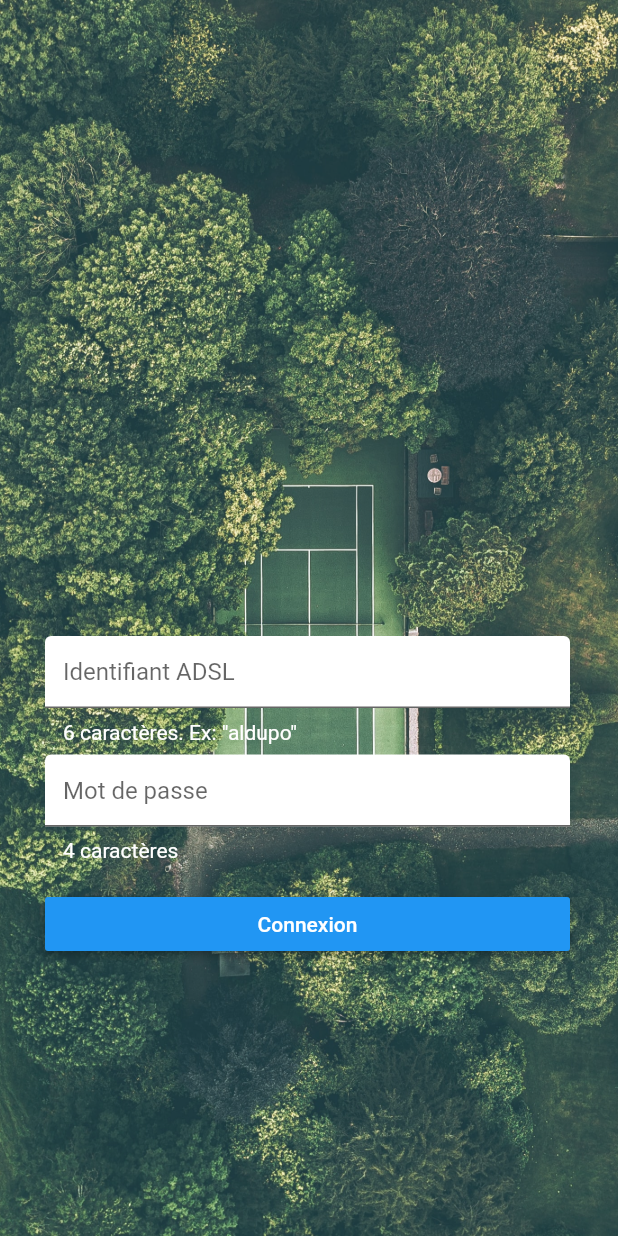
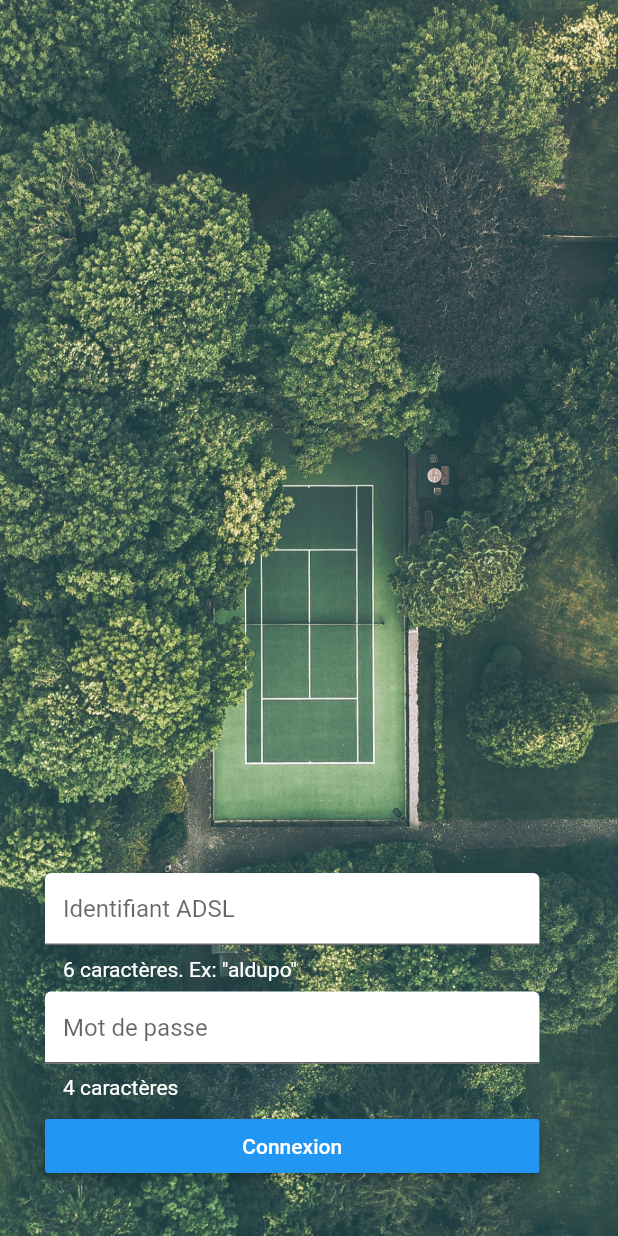
Before and after one commit to bring-happiness/sportemple-v2, a Flutter app: the screen it shows after launch, on a phone screen of 412 x 824 dp. Run offline on Flutter 3.47's test engine with Material 2 defaults, Android fonts, the light colour scheme and no system bars; our stand-ins replace flutter_dotenv, flutter_svg, modal_progress_hud, pull_to_refresh, shared_preferences, skeleton_text and 1 more; missing offline and left inert: age; accounts and stored records are empty; network calls fail.

Commit message:
feat(env): Add an env file to store context

```diff
--- a/lib/main.dart
+++ b/lib/main.dart
@@ -1,4 +1,5 @@
 import 'package:flutter/material.dart';
+import 'package:flutter_dotenv/flutter_dotenv.dart';
 import 'package:intl/date_symbol_data_local.dart';
 import 'package:intl/intl.dart';
 import 'package:sportemple/screens/booking_calendar_screen.dart';
@@ -11,8 +12,9 @@ import './screens/synchronize_finished_screen.dart';
 import './screens/synchronize_screen.dart';
 
 void main() {
-  initializeDateFormatting('fr_FR', null).then((value) {
+  initializeDateFormatting('fr_FR', null).then((value) async {
     Intl.defaultLocale = 'fr_FR';
+    await DotEnv().load('.env');
     runApp(MyApp());
   });
 }
--- a/lib/repository/booking_repository.dart
+++ b/lib/repository/booking_repository.dart
@@ -1,3 +1,4 @@
+import 'package:flutter_dotenv/flutter_dotenv.dart';
 import 'package:http/http.dart' as http;
 import 'dart:convert';
 
@@ -6,7 +7,7 @@ import '../models/booking.dart';
 class BookingRepository {
   static Future<List<Booking>> getCurrentBookings(username, password) async {
     final response = await http
-        .get('http://localhost:3001/booking/current-reservations', headers: {
+        .get('${DotEnv().env['SPORTEMPLE_API']}/booking/current-reservations', headers: {
       'club_id': '57920066',
       'username': username,
       'password': password,
@@ -25,7 +26,7 @@ class BookingRepository {
   }
 
   static Future<bool> cancel(String username, String password, String bookingId) async {
-    final response = await http.post('http://localhost:3001/booking/cancel',
+    final response = await http.post('${DotEnv().env['SPORTEMPLE_API']}/booking/cancel',
         body: {
           'booking_id': bookingId
         },
--- a/lib/repository/booking_slot_repository.dart
+++ b/lib/repository/booking_slot_repository.dart
@@ -1,3 +1,4 @@
+import 'package:flutter_dotenv/flutter_dotenv.dart';
 import 'package:http/http.dart' as http;
 import 'dart:convert';
 
@@ -6,7 +7,7 @@ import '../models/booking_slot.dart';
 class BookingSlotRepository {
   static Future<List<BookingSlot>> getAllCollapse() async {
     final response = await http.get(
-        'http://localhost:3001/booking-slot/all/collapse',
+        '${DotEnv().env['SPORTEMPLE_API']}/booking-slot/all/collapse',
         headers: {'club_id': '57920066'});
 
     if (response.statusCode == 200) {
@@ -25,7 +26,7 @@ class BookingSlotRepository {
   static Future<dynamic> book(String username, String password, String date,
       String time, int duration, String court, String partner) async {
     final response =
-        await http.post('http://localhost:3001/booking/book', body: {
+        await http.post('${DotEnv().env['SPORTEMPLE_API']}/booking/book', body: {
       'date': date,
       'time': time,
       'duration': duration.toString(),
--- a/lib/repository/court_repository.dart
+++ b/lib/repository/court_repository.dart
@@ -1,3 +1,4 @@
+import 'package:flutter_dotenv/flutter_dotenv.dart';
 import 'package:http/http.dart' as http;
 import 'dart:convert';
 
@@ -6,7 +7,7 @@ import '../models/court.dart';
 class CourtRepository {
   static Future<List<Court>> getAll() async {
     final response = await http
-        .get('http://localhost:3001/courts/all', headers: {
+        .get('${DotEnv().env['SPORTEMPLE_API']}/courts/all', headers: {
       'club_id': '57920066'
     });
 
--- a/lib/screens/booking_home_screen.dart
+++ b/lib/screens/booking_home_screen.dart
@@ -1,4 +1,5 @@
 import 'package:flutter/material.dart';
+import 'package:flutter_dotenv/flutter_dotenv.dart';
 import 'package:flutter_svg/svg.dart';
 import 'package:modal_progress_hud/modal_progress_hud.dart';
 import 'package:pull_to_refresh/pull_to_refresh.dart';
@@ -52,7 +53,7 @@ class _BookingHomeScreenState extends State<BookingHomeScreen> {
       });
     });
 
-    socket = IO.io('http://localhost:3001', <String, dynamic>{
+    socket = IO.io(DotEnv().env['SPORTEMPLE_API'], <String, dynamic>{
       'transports': ['websocket'],
     });
   }
@@ -149,7 +150,7 @@ class _BookingHomeScreenState extends State<BookingHomeScreen> {
               child: Text(
                 'Vous ne pouvez pas supprimer cette réservation car vous n\êtes pas le propriétaire',
                 style: TextStyle(
-                  fontSize: 17,
+                  fontSize: 15,
                 ),
               ),
             ),
--- a/lib/screens/login_screen.dart
+++ b/lib/screens/login_screen.dart
@@ -1,4 +1,5 @@
 import 'package:flutter/material.dart';
+import 'package:flutter_dotenv/flutter_dotenv.dart';
 import 'package:shared_preferences/shared_preferences.dart';
 import 'package:socket_io_client/socket_io_client.dart' as IO;
 import 'package:sportemple/arguments/synchronize_arguments.dart';
@@ -33,7 +34,7 @@ class _LoginScreenState extends State<LoginScreen> {
       Navigator.of(context).pushReplacementNamed(BookingHomeScreen.routeName);
     });
 
-    socket = IO.io('http://localhost:3001', <String, dynamic>{
+    socket = IO.io(DotEnv().env['SPORTEMPLE_API'], <String, dynamic>{
       'transports': ['websocket'],
     });
 
@@ -83,6 +84,8 @@ class _LoginScreenState extends State<LoginScreen> {
 
   @override
   Widget build(BuildContext context) {
+    double screenWidth = MediaQuery.of(context).size.width;
+
     return Scaffold(
       body: Stack(
         children: [
@@ -96,10 +99,10 @@ class _LoginScreenState extends State<LoginScreen> {
             ),
           ),
           Positioned(
-            bottom: 100,
+            bottom: 17,
             left: 30,
-            height: 300,
-            width: 350,
+            height: 225,
+            width: screenWidth * 0.8,
             child: ListView(
               children: [
                 Column(
@@ -134,10 +137,10 @@ class _LoginScreenState extends State<LoginScreen> {
                       onSubmitted: (_) => _onSubmitted,
                     ),
                     SizedBox(
-                      height: 17,
+                      height: 7,
                     ),
                     Container(
-                      width: 350,
+                      width: screenWidth * 0.8,
                       child: RaisedButton(
                         onPressed: _onSubmitted,
                         child: Text('Connexion'),
--- a/lib/screens/synchronize_finished_screen.dart
+++ b/lib/screens/synchronize_finished_screen.dart
@@ -1,4 +1,5 @@
 import 'package:flutter/material.dart';
+import 'package:flutter_dotenv/flutter_dotenv.dart';
 import 'package:flutter_svg/flutter_svg.dart';
 import 'package:shared_preferences/shared_preferences.dart';
 import 'package:socket_io_client/socket_io_client.dart' as IO;
@@ -22,7 +23,7 @@ class _SynchronizeFinishedScreenState extends State<SynchronizeFinishedScreen> {
   @override
   void initState() {
     super.initState();
-    socket = IO.io('http://localhost:3001', <String, dynamic>{
+    socket = IO.io(DotEnv().env['SPORTEMPLE_API'], <String, dynamic>{
       'transports': ['websocket'],
     });
   }
--- a/lib/screens/synchronize_screen.dart
+++ b/lib/screens/synchronize_screen.dart
@@ -1,4 +1,5 @@
 import 'package:flutter/material.dart';
+import 'package:flutter_dotenv/flutter_dotenv.dart';
 import 'package:socket_io_client/socket_io_client.dart' as IO;
 
 import '../arguments/synchronize_arguments.dart';
@@ -19,7 +20,7 @@ class _SynchronizeScreenState extends State<SynchronizeScreen> {
   void initState() {
     super.initState();
 
-    socket = IO.io('http://localhost:3001', <String, dynamic>{
+    socket = IO.io(DotEnv().env['SPORTEMPLE_API'], <String, dynamic>{
       'transports': ['websocket'],
     });
 
--- a/pubspec.yaml
+++ b/pubspec.yaml
@@ -36,6 +36,7 @@ dependencies:
   age: ^0.0.1
   shared_preferences: ^0.5.12
   modal_progress_hud: ^0.1.3
+  flutter_dotenv: ^2.1.0
 
 dev_dependencies:
   flutter_test:
@@ -55,6 +56,7 @@ flutter:
   # To add assets to your application, add an assets section, like this:
   assets:
     - assets/images/
+    - .env
 
   # An image asset can refer to one or more resolution-specific "variants", see
   # https://flutter.dev/assets-and-images/#resolution-aware.
```
Also changed, not shown: lib/repository/communique_repository.dart (+5 -3 lines), lib/repository/user_repository.dart (+5 -3 lines), lib/screens/booking_calendar_screen.dart (+4 -3 lines), lib/screens/choose_partner_screen.dart (+14 -4 lines), pubspec.lock, 1 other file.
